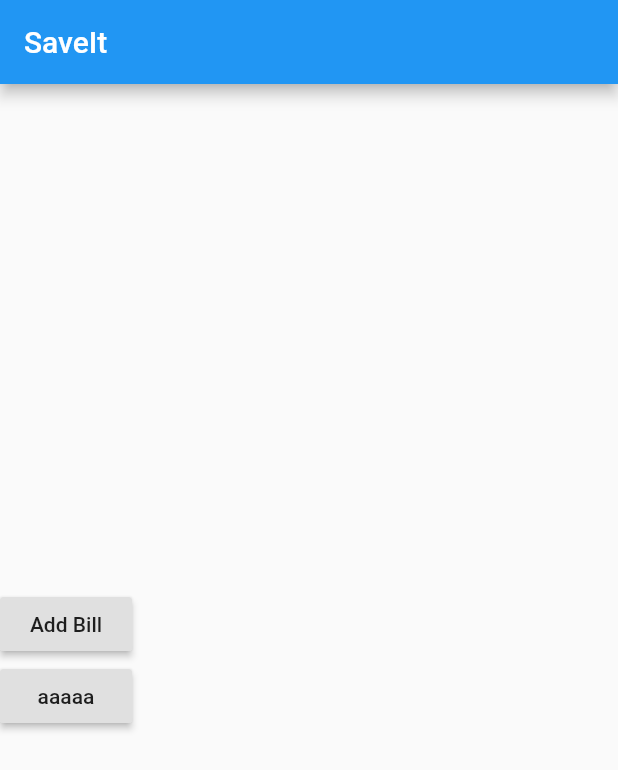
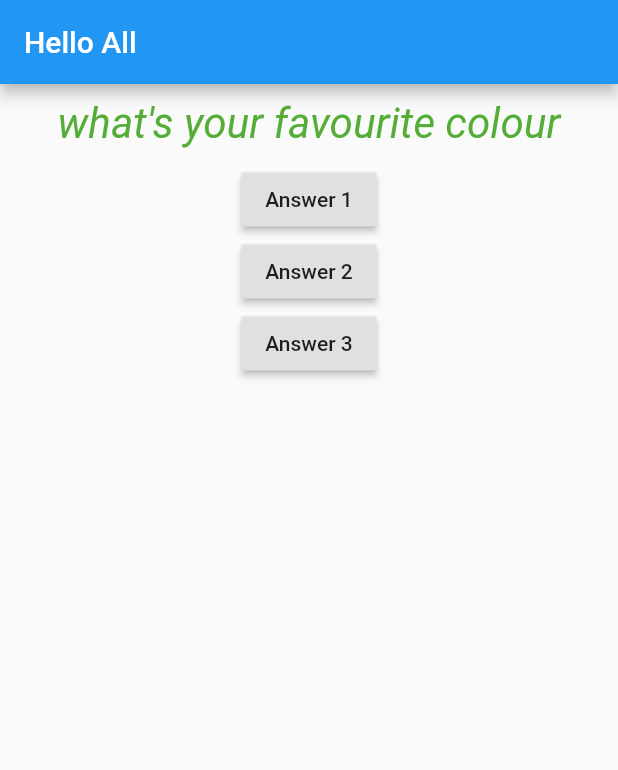
Before and after one commit to srishti-vashisht/testing, a Flutter app: the screen it shows after launch, on a phone screen of 412 x 824 dp. Shown: the top 770 px of the screen. Run offline on Flutter 3.47's test engine with Material 2 defaults, Android fonts, the phone set to English and light mode, and no system bars.

Commit message:
First commit

```diff
--- /dev/null
+++ b/lib/answer.dart
@@ -0,0 +1,20 @@
+import 'package:flutter/material.dart';
+
+class Answer extends StatelessWidget {
+
+final Function selectHandler;
+
+  Answer(this.selectHandler);
+  @override
+  Widget build(BuildContext context) {
+    return Container(
+      margin: EdgeInsets.all(10.0),
+      width: double.infinity,
+      child:RaisedButton(
+              onPressed: selectHandler,  // pointer to function selecthandler
+              child: Text('Answer 1'),
+            ),
+
+    );
+  }
+}
--- a/lib/main.dart
+++ b/lib/main.dart
@@ -1,29 +1,66 @@
 import 'package:flutter/material.dart';
+import './question.dart';
 
 void main() => runApp(MyApp());
 
-class MyApp extends StatelessWidget {
+class MyApp extends StatefulWidget {
+
   @override
+  State<StatefulWidget> createState(){
+    return _MyAppState();
+  }
+}
+
+class _MyAppState extends State<MyApp> //adding _ with class makes class as private
+{
+
+var _questionIndex = 0; //adding _ makes variable as private
+
+    void _answerQuestion(){ //adding _ makes method as private
+      setState(() {
+         _questionIndex = _questionIndex + 1;
+        });
+
+    print(_questionIndex);
+  }
+@override
+
   Widget build(BuildContext context) {
+
+
+
+    var questions = [
+      'what\'s your favourite colour' ,
+      'what\'s your favourite animal'
+    ];
     return MaterialApp(
-      title: 'saveIt',
       home: Scaffold(
         appBar: AppBar(
-          title: Text('SaveIt'),
+          title: Text('Hello All'),
         ),
         body: Column(
-          mainAxisAlignment: MainAxisAlignment.center,
-          children : [
-        RaisedButton(
-          onPressed: (){},
-          child: Text('Add Bill'),
-        ),
-        RaisedButton(
-          onPressed: (){},
-          child: Text('aaaaa'),
-
-        )
-        ],
+          children: [
+          //  Text(questions[_questionIndex]), // now in different file , question.dart
+              Question(
+                  questions[_questionIndex],
+              ),
+            RaisedButton(
+              onPressed: _answerQuestion, // named function
+              child: Text('Answer 1'),
+            ),
+            RaisedButton(
+              onPressed: ()=> print('Answer 2 chosen'), // anonymous function
+              child: Text('Answer 2'),
+            ),
+            RaisedButton(
+              onPressed: ()
+              {                                //anonymous function
+                //...
+                print('Answer 3 chosen');
+              },
+              child: Text('Answer 3'),
+            ),
+          ],
         ),
       ),
     );
--- /dev/null
+++ b/lib/question.dart
@@ -0,0 +1,24 @@
+import 'package:flutter/widgets.dart';
+
+class Question extends StatelessWidget {
+  final String
+      questionText; //adding final as when data is received in constructor it's value will be saved in questionText
+  //and value will not change.
+  Question(this.questionText);
+  @override
+  Widget build(BuildContext context) {
+    return Container(
+      width: double.infinity,
+      margin: EdgeInsets.all(10.0), //EdgeInsets is a constructor with some predefined values
+      child:Text(
+      questionText,
+      textAlign: TextAlign.center, //TextAlign is a predefined constructor with some predefined values
+      style: TextStyle(
+          fontSize: 28,
+          color: Color.fromARGB(230, 66, 165, 290),
+          fontStyle: FontStyle.italic,//FontStyle is a constructor with some predefined values
+          ),
+    ),
+    );
+  }
+}
```
